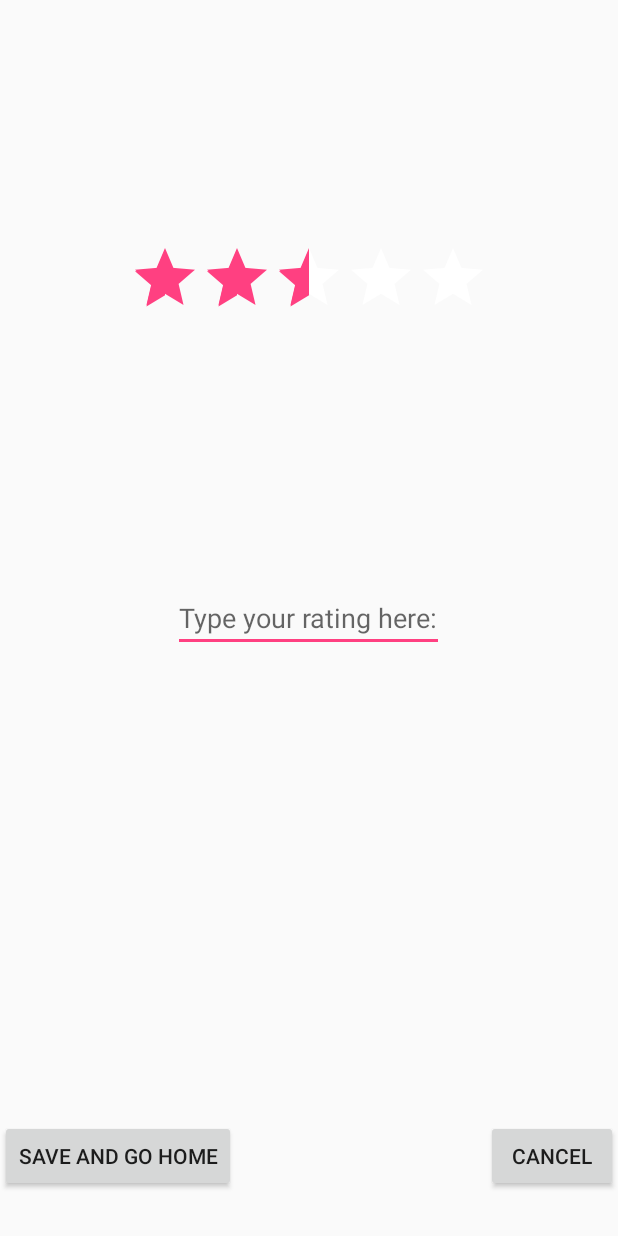
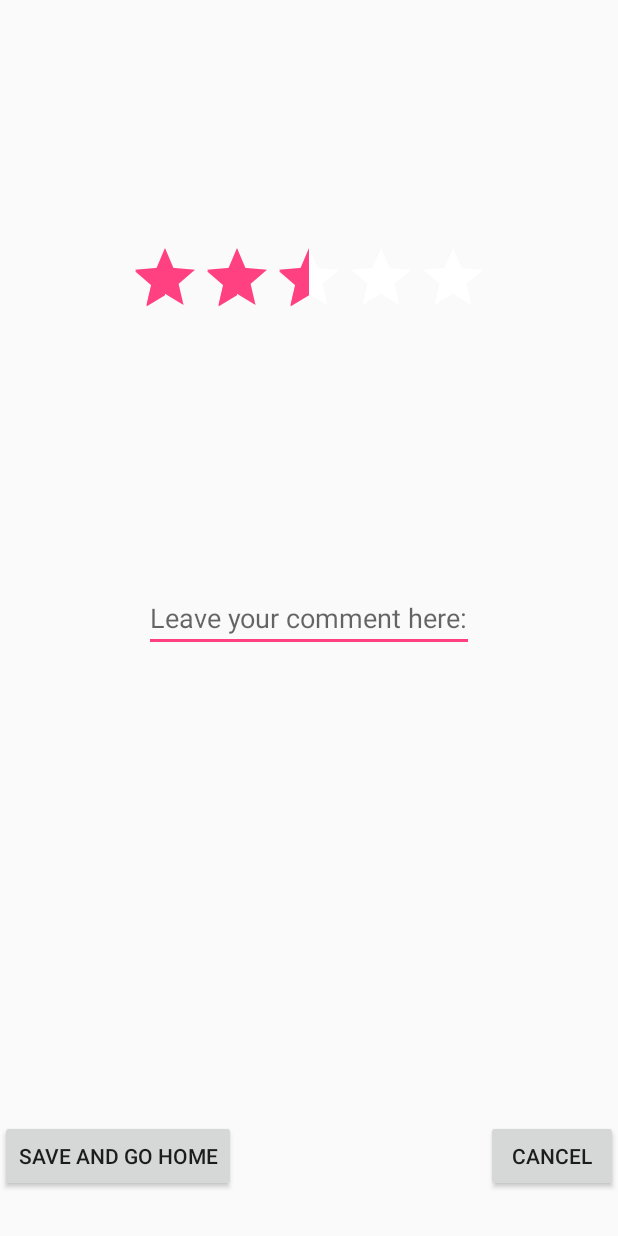
Before and after one commit to shiggins8/TechFlixAndChill29, an Android app: the MovieRatingActivity screen opened directly, with no data from a screen before it, on a phone screen of 412 x 824 dp. Run offline under Robolectric (Android 15) with nearby library versions, the phone set to English and light mode, and no system bars; libraries missing offline, so code that uses them is left out: com.firebase.client; 5 statements that could not run were skipped.

Commit message:
Small edit to change the step size of movie rating to 0.5 (from 0.25)

```diff
--- a/app/src/main/res/layout/activity_movie_rating.xml
+++ b/app/src/main/res/layout/activity_movie_rating.xml
@@ -37,7 +37,7 @@
         android:layout_width="wrap_content"
         android:layout_height="wrap_content"
         android:id="@+id/movieRatingBar"
-        android:stepSize=".25"
+        android:stepSize=".50"
         android:rating="2.5"
         android:layout_below="@+id/ratingMovieTitleTV"
         android:layout_centerHorizontal="true"
@@ -49,7 +49,7 @@
         android:layout_width="wrap_content"
         android:layout_height="wrap_content"
         android:textAppearance="?android:attr/textAppearanceMedium"
-        android:hint="Type your rating here:"
+        android:hint="Leave your comment here:"
         android:id="@+id/userWordsRatingET"
         android:layout_centerVertical="true"
         android:layout_centerHorizontal="true" />
```
